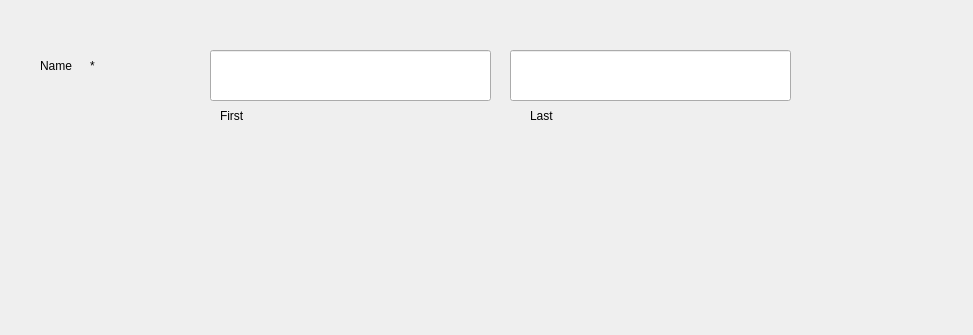
Before: the Qt Designer form CanalResorReservationApp/reservationapp.ui in MathewLister/Canal-Resort-Reservation-App, drawn with Qt 5; both pictures show x 0 to 973 and y 0 to 335 of the 973 by 687 pixel window.
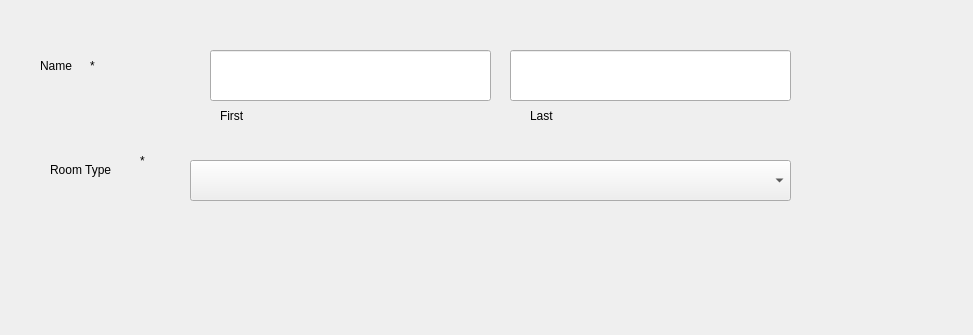
After: the same form once the commit is applied.

Commit message: Added room types and views

Diff of the .ui file:
```diff
--- a/CanalResorReservationApp/reservationapp.ui
+++ b/CanalResorReservationApp/reservationapp.ui
@@ -109,6 +109,42 @@
        <string>Next</string>
       </property>
      </widget>
+     <widget class="QComboBox" name="RoomTypeDropdown">
+      <property name="geometry">
+       <rect>
+        <x>160</x>
+        <y>140</y>
+        <width>601</width>
+        <height>41</height>
+       </rect>
+      </property>
+     </widget>
+     <widget class="QLabel" name="RoomType">
+      <property name="geometry">
+       <rect>
+        <x>20</x>
+        <y>140</y>
+        <width>91</width>
+        <height>20</height>
+       </rect>
+      </property>
+      <property name="text">
+       <string>Room Type</string>
+      </property>
+     </widget>
+     <widget class="QLabel" name="Astreisk_3">
+      <property name="geometry">
+       <rect>
+        <x>110</x>
+        <y>130</y>
+        <width>21</width>
+        <height>21</height>
+       </rect>
+      </property>
+      <property name="text">
+       <string>*</string>
+      </property>
+     </widget>
     </widget>
     <widget class="QWidget" name="PaymentPage">
      <widget class="QPushButton" name="NextButton_2">
```
The commit also changes 2 other files.
